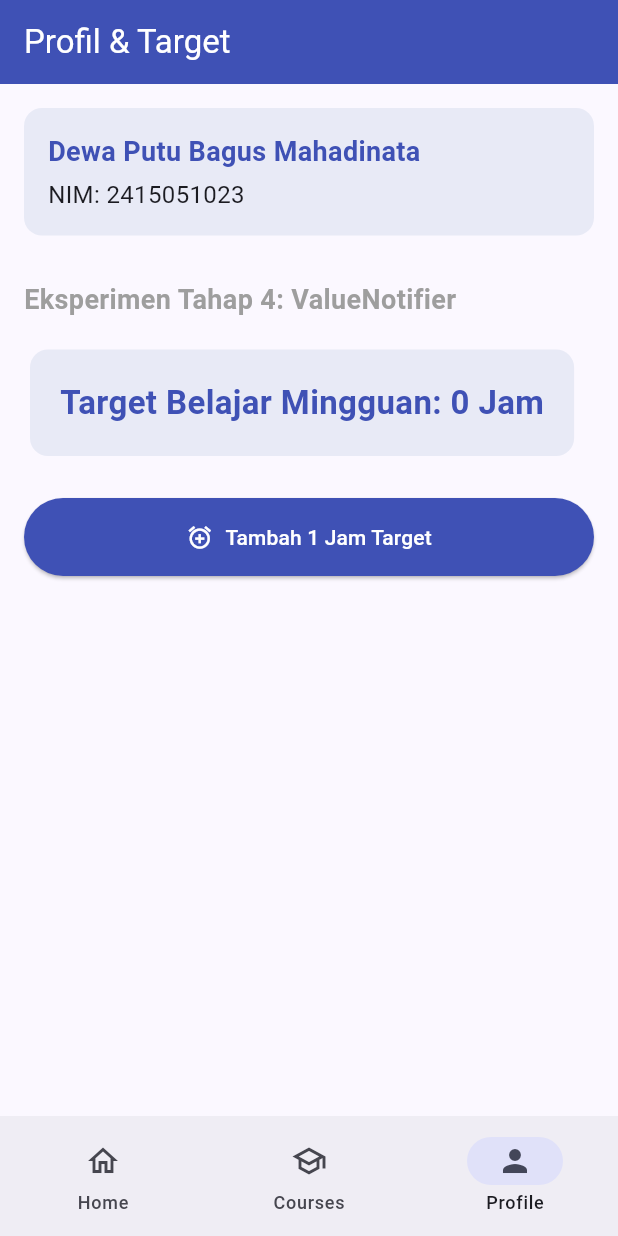
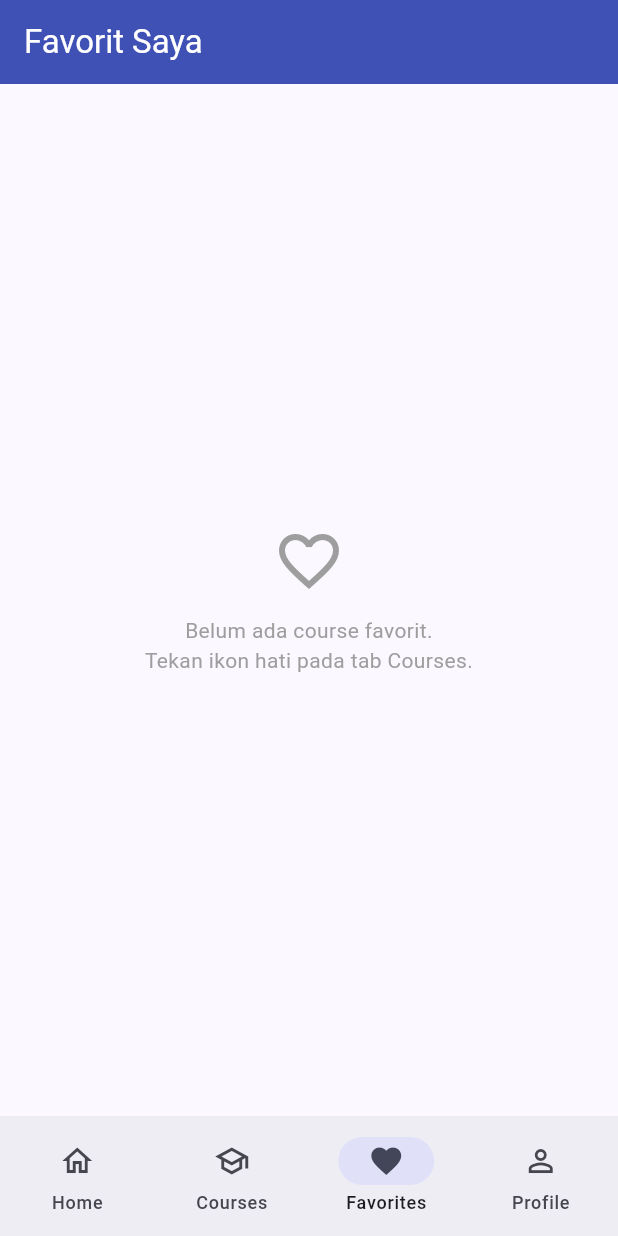
Before and after one commit to dotubagus/Dashboard-Flutter, a Flutter app: the screen it shows after launch, item 3 of the bottom bar chosen, on a phone screen of 412 x 824 dp. Run offline on Flutter 3.47's test engine with Material 3 defaults, Android fonts, the phone set to English and light mode, and no system bars.

Commit message:
Implementasikan shared favorite state lintas screen

```diff
--- a/lib/providers/course_provider.dart
+++ b/lib/providers/course_provider.dart
@@ -22,6 +22,9 @@ class CourseProvider extends ChangeNotifier {
   bool get isLoading => _isLoading;
   String? get errorMessage => _errorMessage;
   Set<String> get favorites => _favorites;
+
+  List<Course> get favoriteCourses =>
+      _courses.where((c) => _favorites.contains(c.code)).toList();
 
   bool isFavorite(String code) => _favorites.contains(code);
 
--- /dev/null
+++ b/lib/screens/favorites_page.dart
@@ -0,0 +1,54 @@
+// Nama: Dewa Putu Bagus Mahadinata
+// NIM: 2415051023
+// lib/screens/favorites_page.dart
+
+import 'package:flutter/material.dart';
+import 'package:provider/provider.dart';
+
+import '../providers/course_provider.dart';
+import '../widgets/course_item_card.dart';
+
+// TAHAP 13: hanya menampilkan course favorit.
+// Data berasal dari CourseProvider yang sama dengan Home, Courses, dan Detail
+// (single source of truth), sehingga otomatis konsisten.
+class FavoritesPage extends StatelessWidget {
+  const FavoritesPage({super.key});
+
+  @override
+  Widget build(BuildContext context) {
+    // watch: halaman ini harus rebuild saat favorit berubah
+    final favorites = context.watch<CourseProvider>().favoriteCourses;
+
+    return Scaffold(
+      appBar: AppBar(
+        title: const Text('Favorit Saya'),
+        backgroundColor: Colors.indigo,
+        foregroundColor: Colors.white,
+      ),
+      body: favorites.isEmpty
+          ? const Center(
+              child: Padding(
+                padding: EdgeInsets.all(24),
+                child: Column(
+                  mainAxisSize: MainAxisSize.min,
+                  children: [
+                    Icon(Icons.favorite_border, size: 48, color: Colors.grey),
+                    SizedBox(height: 12),
+                    Text(
+                      'Belum ada course favorit.\nTekan ikon hati pada tab Courses.',
+                      textAlign: TextAlign.center,
+                      style: TextStyle(color: Colors.grey),
+                    ),
+                  ],
+                ),
+              ),
+            )
+          : ListView.builder(
+              padding: const EdgeInsets.all(16),
+              itemCount: favorites.length,
+              itemBuilder: (context, index) =>
+                  CourseItemCard(course: favorites[index]),
+            ),
+    );
+  }
+}
--- a/lib/screens/responsive_shell.dart
+++ b/lib/screens/responsive_shell.dart
@@ -6,6 +6,7 @@ import 'package:flutter/material.dart';
 
 import '../models/course.dart';
 import 'courses_page.dart';
+import 'favorites_page.dart';
 import 'home_page.dart';
 import 'profile_feedback_page.dart';
 
@@ -36,6 +37,7 @@ class _ResponsiveShellState extends State<ResponsiveShell> {
       CoursesPage(
         courses: widget.courses,
       ),
+      const FavoritesPage(),
       ProfileFeedbackPage(student: widget.student),
     ];
 
@@ -61,6 +63,11 @@ class _ResponsiveShellState extends State<ResponsiveShell> {
                       icon: Icon(Icons.school_outlined),
                       selectedIcon: Icon(Icons.school),
                       label: Text('Courses'),
+                    ),
+                    NavigationRailDestination(
+                      icon: Icon(Icons.favorite_border),
+                      selectedIcon: Icon(Icons.favorite),
+                      label: Text('Favorites'),
                     ),
                     NavigationRailDestination(
                       icon: Icon(Icons.person_outline),
@@ -93,6 +100,11 @@ class _ResponsiveShellState extends State<ResponsiveShell> {
                   label: 'Courses',
                 ),
                 NavigationDestination(
+                  icon: Icon(Icons.favorite_border),
+                  selectedIcon: Icon(Icons.favorite),
+                  label: 'Favorites',
+                ),
+                NavigationDestination(
                   icon: Icon(Icons.person_outline),
                   selectedIcon: Icon(Icons.person),
                   label: 'Profile',
```
